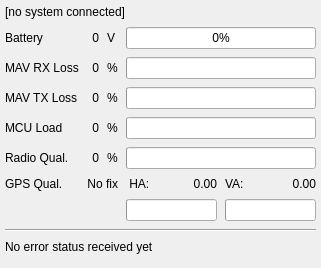
Before: the Qt Designer form src/ui/UASInfo.ui in mpaperno/qgroundcontrol_aq, drawn with Qt 5.
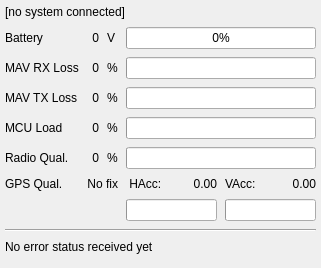
After: the same form once the commit is applied.

```diff
--- a/src/ui/UASInfo.ui
+++ b/src/ui/UASInfo.ui
@@ -399,7 +399,7 @@
         <string>&lt;html&gt;&lt;head/&gt;&lt;body&gt;&lt;p&gt;Horizontal accuracy estimate in meters.&lt;/p&gt;&lt;/body&gt;&lt;/html&gt;</string>
        </property>
        <property name="text">
-        <string> HA:</string>
+        <string> HAcc:</string>
        </property>
        <property name="alignment">
         <set>Qt::AlignBottom|Qt::AlignLeading|Qt::AlignLeft</set>
@@ -437,7 +437,7 @@
         <string>&lt;html&gt;&lt;head/&gt;&lt;body&gt;&lt;p&gt;Vertical accuracy estimate in meters.&lt;/p&gt;&lt;/body&gt;&lt;/html&gt;</string>
        </property>
        <property name="text">
-        <string>VA:</string>
+        <string>VAcc:</string>
        </property>
        <property name="alignment">
         <set>Qt::AlignBottom|Qt::AlignLeading|Qt::AlignLeft</set>
```
